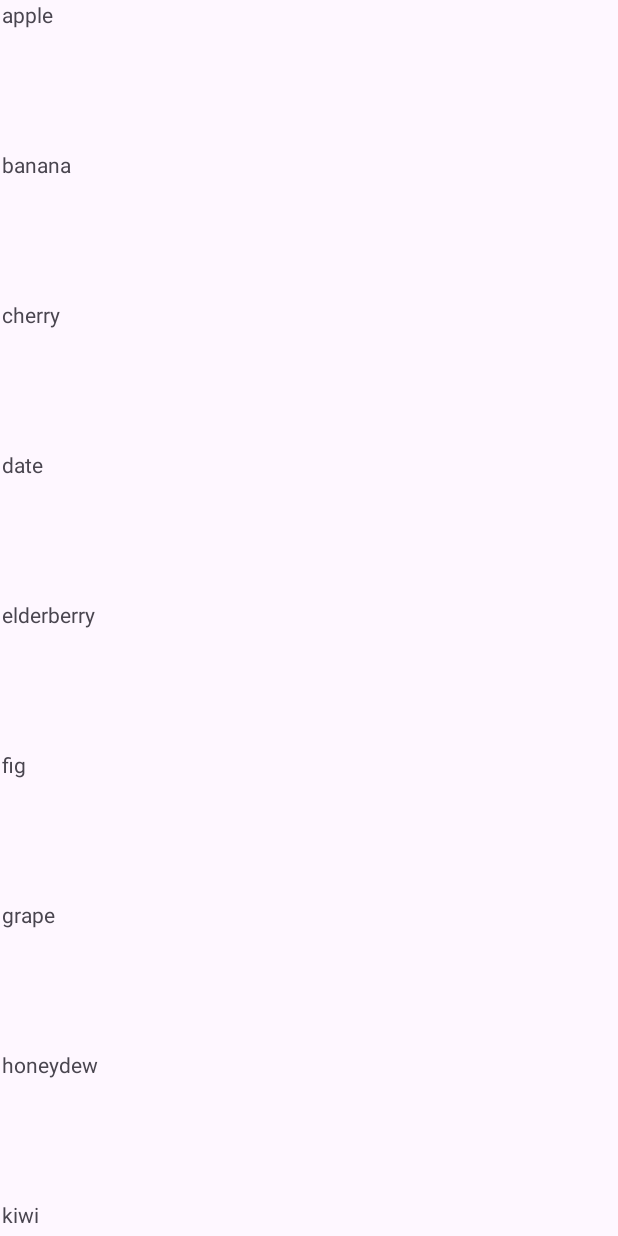
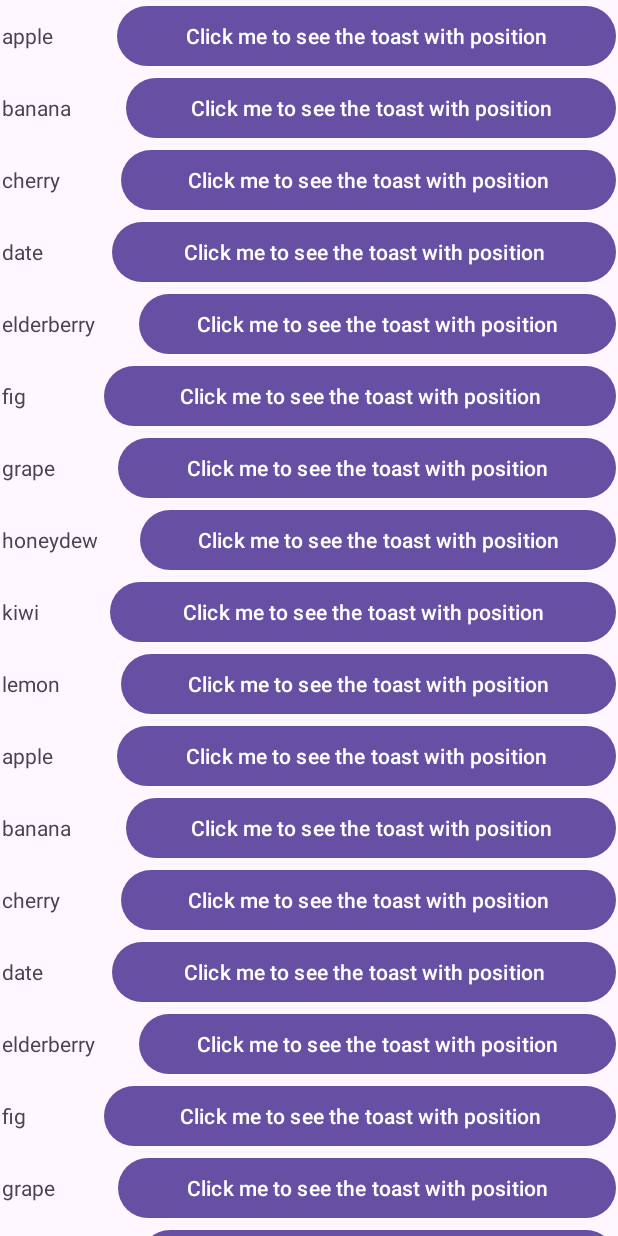
Before and after one commit to vansh-sardana/AndroidDev, an Android app: the screen it shows after launch (MainActivity), on a phone screen of 412 x 824 dp. Run offline under Robolectric (Android 15) with nearby library versions, the phone set to English and light mode, and no system bars.

Commit message:
Added button functionality

```diff
--- a/customRecycleView1/app/src/main/java/com/example/customrecycleview1/CustomAdapter.java
+++ b/customRecycleView1/app/src/main/java/com/example/customrecycleview1/CustomAdapter.java
@@ -3,25 +3,33 @@ package com.example.customrecycleview1;
 import android.view.LayoutInflater;
 import android.view.View;
 import android.view.ViewGroup;
+import android.widget.Button;
 import android.widget.TextView;
+import android.widget.Toast;
 
 import androidx.recyclerview.widget.RecyclerView;
 
 public class CustomAdapter extends RecyclerView.Adapter<CustomAdapter.ViewHolder> {
 
     private String[] localDataSet;
-
     /**
      * Provide a reference to the type of views that you are using
      * (custom ViewHolder)
      */
     public static class ViewHolder extends RecyclerView.ViewHolder {
         private final TextView textView;
+        private final Button button;
 
         public ViewHolder(View view) {
             super(view);
             // Define click listener for the ViewHolder's View
-
+            button= view.findViewById(R.id.button);
+            button.setOnClickListener(new View.OnClickListener() {
+                @Override
+                public void onClick(View view) {
+                    Toast.makeText(view.getContext(), "You clicked"+getAdapterPosition(), Toast.LENGTH_SHORT).show();
+                }
+            });
             textView = (TextView) view.findViewById(R.id.textView);
         }
 
@@ -46,7 +54,6 @@ public class CustomAdapter extends RecyclerView.Adapter<CustomAdapter.ViewHolder
         // Create a new view, which defines the UI of the list item
         View view = LayoutInflater.from(viewGroup.getContext())
                 .inflate(R.layout.text_row_item, viewGroup, false);
-
         return new ViewHolder(view);
     }
 
--- a/customRecycleView1/app/src/main/java/com/example/customrecycleview1/MainActivity.java
+++ b/customRecycleView1/app/src/main/java/com/example/customrecycleview1/MainActivity.java
@@ -12,6 +12,7 @@ import androidx.recyclerview.widget.RecyclerView;
 
 public class MainActivity extends AppCompatActivity {
     String[] arr= {"apple", "banana", "cherry", "date", "elderberry",
+            "fig", "grape", "honeydew", "kiwi", "lemon", "apple", "banana", "cherry", "date", "elderberry",
             "fig", "grape", "honeydew", "kiwi", "lemon"};
     @Override
     protected void onCreate(Bundle savedInstanceState) {
--- a/customRecycleView1/app/src/main/res/layout/text_row_item.xml
+++ b/customRecycleView1/app/src/main/res/layout/text_row_item.xml
@@ -5,12 +5,23 @@
     android:layout_width="match_parent"
     android:layout_height="wrap_content">
 
-    <TextView
-        android:id="@+id/textView"
-        android:layout_width="0dp"
-        android:layout_height="100dp"
-        android:text="TextView"
-        app:layout_constraintEnd_toEndOf="parent"
-        app:layout_constraintStart_toStartOf="parent"
-        app:layout_constraintTop_toTopOf="parent" />
+    <LinearLayout
+        android:layout_width="match_parent"
+        android:layout_height="match_parent"
+        android:orientation="horizontal">
+
+        <TextView
+            android:id="@+id/textView"
+            android:layout_width="wrap_content"
+            android:layout_height="wrap_content"
+            android:layout_weight="1"
+            android:text="TextView" />
+
+        <Button
+            android:id="@+id/button"
+            android:layout_width="wrap_content"
+            android:layout_height="wrap_content"
+            android:layout_weight="1"
+            android:text="Click me to see the toast with position" />
+    </LinearLayout>
 </androidx.constraintlayout.widget.ConstraintLayout>
```
